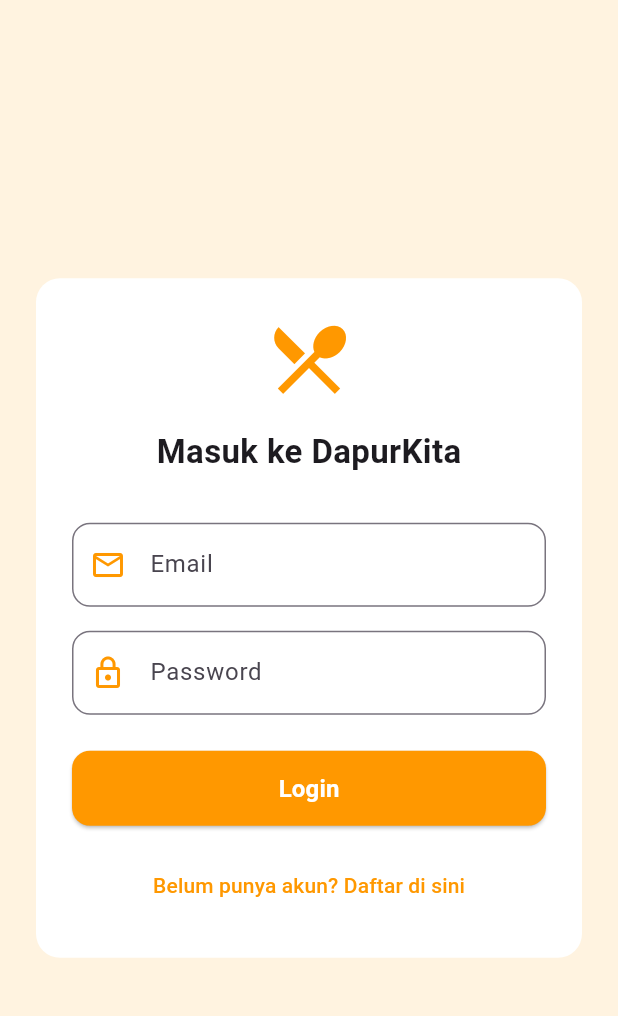
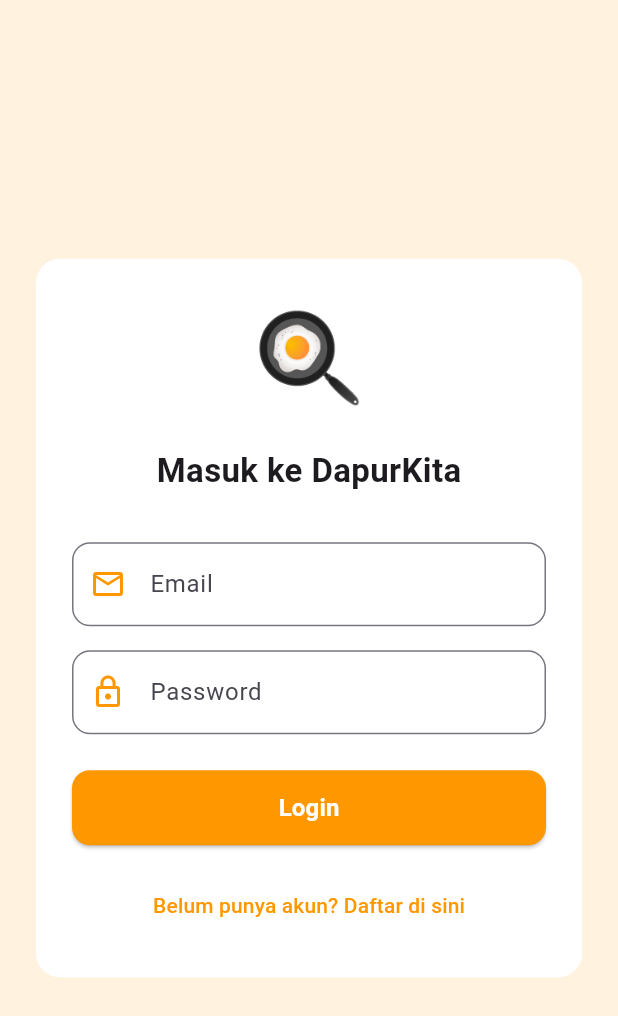
Before and after one commit to MamaDHO/flutter_application_kelompok2, a Flutter app: the screen it shows after launch, on a phone screen of 412 x 824 dp. Shown: the top 1016 px of the screen. Run offline on Flutter 3.47's test engine with Material 3 defaults, Android fonts, the phone set to English and light mode, and no system bars; our stand-ins replace image_picker, shared_preferences.

Commit message:
Update login_page.dart minor

```diff
--- a/lib/screens/login_page.dart
+++ b/lib/screens/login_page.dart
@@ -61,7 +61,7 @@ class _LoginPageState extends State<LoginPage> {
             child: Column(
               mainAxisSize: MainAxisSize.min,
               children: [
-                const Icon(Icons.restaurant_menu, size: 60, color: Colors.orange),
+                const Text('🍳', style: TextStyle(fontSize: 60)),
                 const SizedBox(height: 16),
                 const Text(
                   'Masuk ke DapurKita',
```
